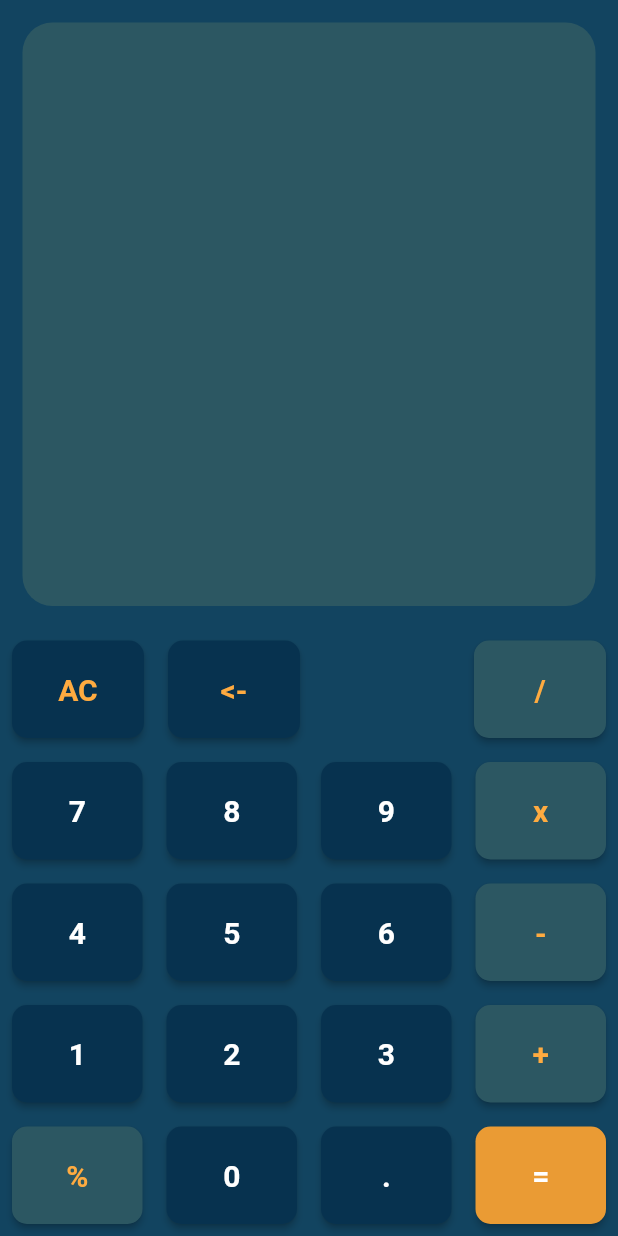
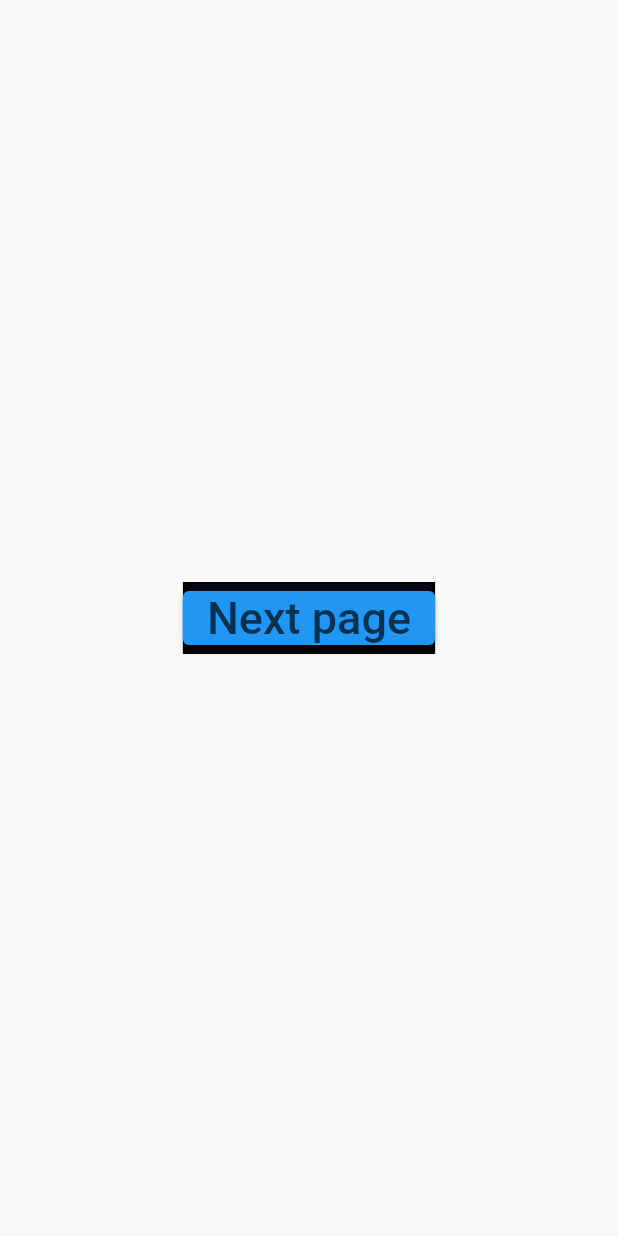
Before and after one commit to farehahassan/new_app, a Flutter app: the screen it shows after launch, on a phone screen of 412 x 824 dp. Run offline on Flutter 3.47's test engine with Material 2 defaults, Android fonts, the light colour scheme and no system bars.

Commit message:
Practicing new app

```diff
--- /dev/null
+++ b/lib/IntroPage.dart
@@ -0,0 +1,28 @@
+import 'package:flutter/cupertino.dart';
+import 'package:flutter/material.dart';
+import 'package:new_app/Color.dart';
+import 'package:new_app/main.dart';
+
+class IntroPage extends StatelessWidget {
+  const IntroPage({super.key});
+
+  @override
+  Widget build(BuildContext context) {
+    return Scaffold(
+      body: Center(
+        child: Container(
+          color: Colors.black,
+          child: ElevatedButton(
+            onPressed: () {
+              Navigator.push(context,MaterialPageRoute(builder: (context){return MyHomePage(title: '',); } ),);
+            },
+            child: Text(
+              "Next page",
+              style: TextStyle(fontSize: 30, color: numColor),
+            ),
+          ),
+        ),
+      ),
+    );
+  }
+}
--- a/lib/main.dart
+++ b/lib/main.dart
@@ -1,7 +1,8 @@
 
 import 'package:flutter/material.dart';
-import 'package:math_expressions/math_expressions.dart';
-import 'package:new_app/Color.dart';
+import 'package:new_app/IntroPage.dart';
+// import 'package:math_expressions/math_expressions.dart';
+// import 'package:new_app/Color.dart';
 
 void main() {
   runApp(const MyApp());
@@ -15,164 +16,66 @@ class MyApp extends StatelessWidget {
       debugShowCheckedModeBanner: false,
       title: 'Flutter Demo',
       // theme: Theme,
-      home: MyCalculatorApp(title: 'Contact page'),
+      home: IntroPage(),
     );
   }
 }
 
 // First you have to create a stateful-widget , then just right click and covert it into stateful-widget
-class MyCalculatorApp extends StatefulWidget {
-  const MyCalculatorApp({super.key, required String title});
+class MyHomePage extends StatefulWidget {
+  const MyHomePage({super.key, required String title});
   @override
-  State<MyCalculatorApp> createState() => _MyCalculatorAppState();
+  State<MyHomePage> createState() => _MyHomePageState();
 }
 
-class _MyCalculatorAppState extends State<MyCalculatorApp> {
+class _MyHomePageState extends State<MyHomePage> {
 
-  var input = '';
-  var output ='';
-  var operation ='';
-  var removeInput =false;
-  var biggerOutput = 48.0;
-  onButtonClick(value){
-    if(value == 'AC'){
-      input='';
-      output='';
-    } else if(value == '<-'){
-      if(input.isNotEmpty)
-      input = input.substring(0 , input.length-1);
-    } else if(value == '='){
-      var userInput = input;
-      userInput = input.replaceAll("x", "*");
-      Parser p = Parser();
-      Expression expression = p.parse(userInput);
-      ContextModel cm = ContextModel();
-      var finalValue = expression.evaluate(EvaluationType.REAL, cm);
-      output = finalValue.toString();
-      if(output.endsWith(".0")){
-        output = output.substring(0 , output.length-2);
-      }
-      input = output;
-      removeInput = true;
-      biggerOutput = 54;
-    } else{
-      input = input +value;
-      removeInput = false;
-      biggerOutput = 34;
-    }
-    setState(() {
-
-    });
-  }
+  // var input = '';
+  // var output ='';
+  // var operation ='';
+  // var removeInput =false;
+  // var biggerOutput = 48.0;
+  // onButtonClick(value){
+  //   if(value == 'AC'){
+  //     input='';
+  //     output='';
+  //   } else if(value == '<-'){
+  //     if(input.isNotEmpty)
+  //     input = input.substring(0 , input.length-1);
+  //   } else if(value == '='){
+  //     var userInput = input;
+  //     userInput = input.replaceAll("x", "*");
+  //     Parser p = Parser();
+  //     Expression expression = p.parse(userInput);
+  //     ContextModel cm = ContextModel();
+  //     var finalValue = expression.evaluate(EvaluationType.REAL, cm);
+  //     output = finalValue.toString();
+  //     if(output.endsWith(".0")){
+  //       output = output.substring(0 , output.length-2);
+  //     }
+  //     input = output;
+  //     removeInput = true;
+  //     biggerOutput = 54;
+  //   } else{
+  //     input = input +value;
+  //     removeInput = false;
+  //     biggerOutput = 34;
+  //   }
+  //   setState(() {
+  //
+  //   });
+  // }
 
   // var count = 0;
   @override
   Widget build(BuildContext context) {
     return Scaffold(
       backgroundColor: const Color(0xff124460),
-      body: Column(
-        children: [
-
-          //input area
-
-          Expanded(
-              child: Container(
-                width: double.infinity,
-
-                decoration: BoxDecoration(
-                  color: signsColor,
-                  borderRadius: BorderRadius.circular(20)
-                ),
-                padding: const EdgeInsets.all(15),
-                margin: EdgeInsets.all(15),
-                child: Column(
-                  mainAxisAlignment: MainAxisAlignment.end,
-                  crossAxisAlignment: CrossAxisAlignment.end,
-                  children:  [
-                    Text(removeInput ? '' : input , style: TextStyle(fontSize: 48, color: Colors.white),),
-                    SizedBox(
-                     height: 20,
-                    ),
-                    Text(output , style: TextStyle(fontSize: biggerOutput, color: Colors.grey),),
-                    SizedBox(
-                      height: 40,
-                    ),
-                  ],
-                ),
-          )),
-
-
-
-          //buttons area
-
-          Row(
-            children: [
-              button(text: "AC" , textColor: Colors.orangeAccent),
-              button(text: "<-" , textColor: Colors.orangeAccent),
-              SizedBox(
-                width: 100,
-              ),
-              // button(text: "" , buttonBgColor:  Color(0xff124460)),
-              button(text: "/", buttonBgColor: signsColor, textColor: Colors.orangeAccent),
-            ],
-          ),
-          Row(
-            children: [
-              button(text: "7"),
-              button(text: "8"),
-              button(text: "9" ),
-              button(text: "x", buttonBgColor: signsColor, textColor: Colors.orangeAccent),
-            ],
-          ),
-          Row(
-            children: [
-              button(text: "4" ),
-              button(text: "5"),
-              button(text: "6" ),
-              button(text: "-", buttonBgColor: signsColor, textColor: Colors.orangeAccent),
-            ],
-          ),
-          Row(
-            children: [
-              button(text: "1"),
-              button(text: "2"),
-              button(text: "3"),
-              button(text: "+" , buttonBgColor: signsColor, textColor: Colors.orangeAccent),
-            ],
-          ),
-          Row(
-            children: [
-              button(text: "%" , buttonBgColor: signsColor, textColor: Colors.orangeAccent),
-              button(text: "0"),
-              button(text: "."),
-              button(text: "=" , buttonBgColor: mainOpColor),
-            ],
-          )
-        ],
+      body: Center(
+        child: Container(
+            child: Text("Welcome to new page!!!..."  , style:  TextStyle(fontSize: 50, fontWeight: FontWeight.w700),),
+        ),
       ),
     );
   }
-  Widget button({
-    text , textColor = Colors.white , buttonBgColor = numColor
-}){
-    return  Expanded(
-  child: Container(
-  margin: const EdgeInsets.all(8),
-  child: ElevatedButton(
-  onPressed: () => onButtonClick(text),
-  style: ElevatedButton.styleFrom(
-  shape: RoundedRectangleBorder(
-  borderRadius: BorderRadius.circular(10),
-  ),
-  backgroundColor:buttonBgColor,
-  padding: const EdgeInsets.all(21),
-  ),
-  child: Text(
-  text,
-  style: TextStyle(fontSize: 20, fontWeight: FontWeight.bold , color: textColor),
-  ),
-  ),
-  )
-    );
 }
-}
```
Also changed, not shown: assets/images/all.png (added), assets/images/bgBook.jpg (added), assets/images/last.png (added).
